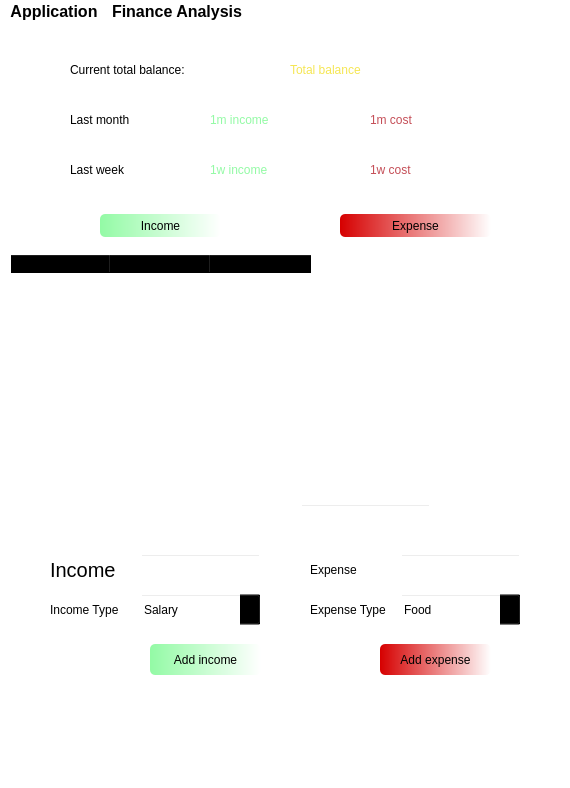
Before: the Qt Designer form ui/main.ui in AnVu-0312/unihack2022, drawn with Qt 5.
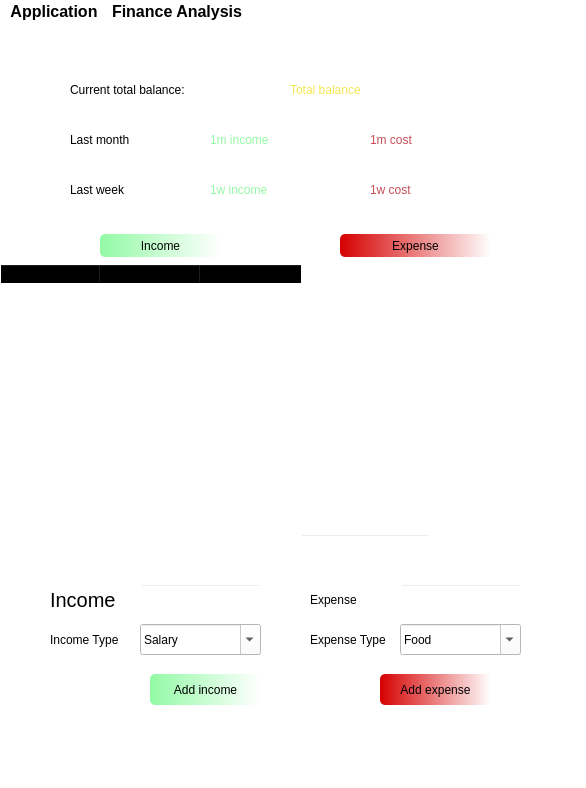
After: the same form once the commit is applied.

Commit message: chinh mau cua 2 cai thang loai chi phi va thu nhap

Diff of the .ui file:
```diff
--- a/ui/main.ui
+++ b/ui/main.ui
@@ -6,7 +6,7 @@
    <rect>
     <x>0</x>
     <y>0</y>
-    <width>570</width>
+    <width>586</width>
     <height>788</height>
    </rect>
   </property>
@@ -21,7 +21,7 @@
     <property name="geometry">
      <rect>
       <x>370</x>
-      <y>70</y>
+      <y>90</y>
       <width>131</width>
       <height>51</height>
      </rect>
@@ -38,7 +38,7 @@
     <property name="geometry">
      <rect>
       <x>210</x>
-      <y>120</y>
+      <y>140</y>
       <width>151</width>
       <height>51</height>
      </rect>
@@ -55,7 +55,7 @@
     <property name="geometry">
      <rect>
       <x>210</x>
-      <y>70</y>
+      <y>90</y>
       <width>151</width>
       <height>51</height>
      </rect>
@@ -72,7 +72,7 @@
     <property name="geometry">
      <rect>
       <x>70</x>
-      <y>20</y>
+      <y>40</y>
       <width>211</width>
       <height>51</height>
      </rect>
@@ -89,7 +89,7 @@
     <property name="geometry">
      <rect>
       <x>70</x>
-      <y>70</y>
+      <y>90</y>
       <width>131</width>
       <height>51</height>
      </rect>
@@ -106,7 +106,7 @@
     <property name="geometry">
      <rect>
       <x>70</x>
-      <y>120</y>
+      <y>140</y>
       <width>141</width>
       <height>51</height>
      </rect>
@@ -123,7 +123,7 @@
     <property name="geometry">
      <rect>
       <x>290</x>
-      <y>20</y>
+      <y>40</y>
       <width>131</width>
       <height>51</height>
      </rect>
@@ -140,7 +140,7 @@
     <property name="geometry">
      <rect>
       <x>370</x>
-      <y>120</y>
+      <y>140</y>
       <width>141</width>
       <height>51</height>
      </rect>
@@ -156,10 +156,10 @@
    <widget class="QTableWidget" name="tableWidgetInformation">
     <property name="geometry">
      <rect>
-      <x>10</x>
-      <y>230</y>
-      <width>551</width>
-      <height>231</height>
+      <x>0</x>
+      <y>240</y>
+      <width>521</width>
+      <height>241</height>
      </rect>
     </property>
     <column>
@@ -191,7 +191,7 @@
     <property name="geometry">
      <rect>
       <x>100</x>
-      <y>190</y>
+      <y>210</y>
       <width>121</width>
       <height>23</height>
      </rect>
@@ -209,7 +209,7 @@
     <property name="geometry">
      <rect>
       <x>340</x>
-      <y>190</y>
+      <y>210</y>
       <width>151</width>
       <height>23</height>
      </rect>
@@ -230,7 +230,7 @@
     <property name="geometry">
      <rect>
       <x>50</x>
-      <y>530</y>
+      <y>560</y>
       <width>71</width>
       <height>31</height>
      </rect>
@@ -256,7 +256,7 @@
     <property name="geometry">
      <rect>
       <x>380</x>
-      <y>620</y>
+      <y>650</y>
       <width>111</width>
       <height>31</height>
      </rect>
@@ -275,7 +275,7 @@
     <property name="geometry">
      <rect>
       <x>310</x>
-      <y>530</y>
+      <y>560</y>
       <width>81</width>
       <height>31</height>
      </rect>
@@ -292,7 +292,7 @@
     <property name="geometry">
      <rect>
       <x>310</x>
-      <y>560</y>
+      <y>590</y>
       <width>91</width>
       <height>51</height>
      </rect>
@@ -312,7 +312,7 @@
     <property name="geometry">
      <rect>
       <x>50</x>
-      <y>560</y>
+      <y>590</y>
       <width>81</width>
       <height>51</height>
      </rect>
@@ -332,7 +332,7 @@
     <property name="geometry">
      <rect>
       <x>150</x>
-      <y>620</y>
+      <y>650</y>
       <width>111</width>
       <height>31</height>
      </rect>
@@ -351,7 +351,7 @@
     <property name="geometry">
      <rect>
       <x>400</x>
-      <y>570</y>
+      <y>600</y>
       <width>121</width>
       <height>31</height>
      </rect>
@@ -361,7 +361,8 @@
     </property>
     <property name="styleSheet">
      <string notr="true">color: rgb(0, 0, 0);
-font: 12pt &quot;MS Shell Dlg 2&quot;;</string>
+font: 12pt &quot;MS Shell Dlg 2&quot;;
+background-color: white;</string>
     </property>
     <property name="editable">
      <bool>true</bool>
@@ -401,7 +402,7 @@
     <property name="geometry">
      <rect>
       <x>140</x>
-      <y>570</y>
+      <y>600</y>
       <width>121</width>
       <height>31</height>
      </rect>
@@ -411,7 +412,8 @@
     </property>
     <property name="styleSheet">
      <string notr="true">color: rgb(0, 0, 0);
-font: 12pt &quot;MS Shell Dlg 2&quot;;</string>
+font: 12pt &quot;MS Shell Dlg 2&quot;;
+background-color: white; </string>
     </property>
     <property name="editable">
      <bool>true</bool>
@@ -451,7 +453,7 @@
     <property name="geometry">
      <rect>
       <x>400</x>
-      <y>530</y>
+      <y>560</y>
       <width>121</width>
       <height>31</height>
      </rect>
@@ -465,7 +467,7 @@
     <property name="geometry">
      <rect>
       <x>140</x>
-      <y>530</y>
+      <y>560</y>
       <width>121</width>
       <height>31</height>
      </rect>
@@ -488,7 +490,7 @@
     <property name="geometry">
      <rect>
       <x>90</x>
-      <y>480</y>
+      <y>510</y>
       <width>191</width>
       <height>31</height>
      </rect>
@@ -505,7 +507,7 @@
     <property name="geometry">
      <rect>
       <x>300</x>
-      <y>480</y>
+      <y>510</y>
       <width>131</width>
       <height>31</height>
      </rect>
@@ -522,8 +524,8 @@
     <rect>
      <x>0</x>
      <y>0</y>
-     <width>570</width>
-     <height>34</height>
+     <width>586</width>
+     <height>27</height>
     </rect>
    </property>
    <property name="font">
```
